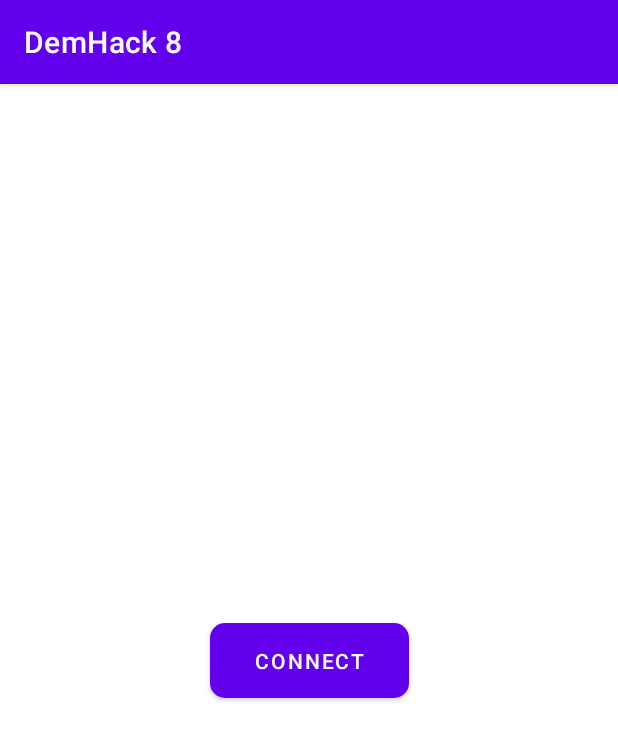
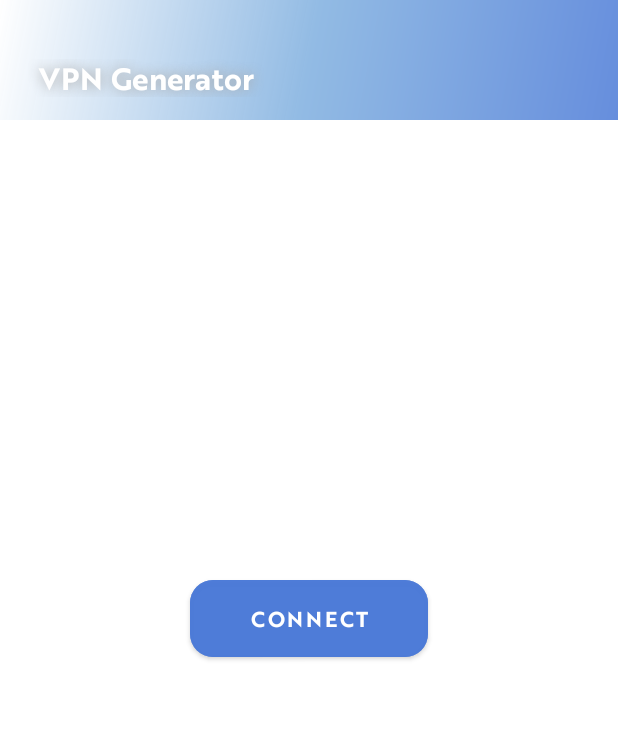
Before and after one commit to Anton2319/DemHack8, an Android app: the screen it shows after launch (MainActivity), after a tap on "CONNECT", on a phone screen of 412 x 824 dp. Shown: the top 740 px of the screen. Run offline under Robolectric (Android 15) with nearby library versions, the phone set to English and light mode, and no system bars; libraries missing offline, so code that uses them is left out: com.wireguard.android, com.wireguard.config; 3 statements that could not run were skipped.

```diff
--- a/app/build.gradle.kts
+++ b/app/build.gradle.kts
@@ -42,6 +42,7 @@ dependencies {
     implementation(libs.activity)
     implementation(libs.constraintlayout)
     // TODO: use absolute path
+    implementation("com.wireguard.android:tunnel:1.0.20230427")
     implementation(files("/Users/anton/AndroidStudioProjects/DemHack8/app/libs/tun2socks.aar"))
     implementation(libs.preference)
     testImplementation(libs.junit)
--- a/app/src/main/java/ru/anton2319/demhack8/MainActivity.java
+++ b/app/src/main/java/ru/anton2319/demhack8/MainActivity.java
@@ -1,6 +1,7 @@
 package ru.anton2319.demhack8;
 
 import android.os.Bundle;
+import android.view.Menu;
 import android.view.View;
 import android.widget.Button;
 
--- a/app/src/main/java/ru/anton2319/demhack8/MainActivityViewModel.java
+++ b/app/src/main/java/ru/anton2319/demhack8/MainActivityViewModel.java
@@ -1,26 +1,38 @@
 package ru.anton2319.demhack8;
 
-import static androidx.core.app.ActivityCompat.startActivityForResult;
+import static com.wireguard.android.backend.Tunnel.State.UP;
 
 import android.app.Activity;
 import android.content.Intent;
+import android.graphics.Insets;
 import android.net.VpnService;
 import android.util.Log;
 import android.view.View;
+import android.view.WindowInsets;
 
 import androidx.lifecycle.MutableLiveData;
 import androidx.lifecycle.ViewModel;
 
+import com.wireguard.android.backend.Backend;
+
+import ru.anton2319.demhack8.data.singleton.PersistentConnectionProperties;
 import ru.anton2319.demhack8.data.singleton.SocksPersistent;
 import ru.anton2319.demhack8.services.SocksProxyService;
+import ru.anton2319.demhack8.services.wireguard.WgController;
+import ru.anton2319.demhack8.services.wireguard.WgTunnel;
+import ru.anton2319.demhack8.utils.HttpsConnectivityChecker;
 
 public class MainActivityViewModel extends ViewModel {
+    boolean wireguardIsUp = false;
     String TAG = "MainActivityViewModel";
+
+    WgController wgController;
 
     private final MutableLiveData<String> connectionButtonText = new MutableLiveData<>();
 
     public MainActivityViewModel(MainActivity mainActivity) {
         connectionButtonText.setValue("connect");
+        wgController  = new WgController(mainActivity);
         //noinspection Convert2Lambda
         mainActivity.connectButton = mainActivity.findViewById(R.id.connect_button);
         mainActivity.connectButton.setOnClickListener(new View.OnClickListener() {
@@ -29,11 +41,15 @@ public class MainActivityViewModel extends ViewModel {
                 toggleVpn(mainActivity);
             }
         });
+
         Log.d(TAG, "ViewModel has initialized successfully!");
     }
 
     private void toggleVpn(Activity activity) {
-        if(SocksPersistent.getInstance().getVpnThread() == null || !SocksPersistent.getInstance().getVpnThread().isAlive()) {
+        if(!getState()) {
+            PersistentConnectionProperties.getInstance().setAutoProtocolThread(new Thread(new Runnable() {
+                @Override
+                public void run() {
                     Log.d(TAG, "Preparing VpnService");
                     Intent intentPrepare = VpnService.prepare(activity);
                     if (intentPrepare != null) {
@@ -41,16 +57,117 @@ public class MainActivityViewModel extends ViewModel {
                         activity.startActivityForResult(intentPrepare, 0);
                         return;
                     }
+                    try {
+                        Log.d(TAG, "Toggling on");
+                        if (PersistentConnectionProperties.getInstance().getWireGuardInitiationThread() != null) {
+                            PersistentConnectionProperties.getInstance().getWireGuardInitiationThread().interrupt();
+                        }
+                        wgController.connect("REDACTED:40000", "OGldQ4F+94FX2XAUfZb6hx30U3/aeZ8Xn6V07Egw/3M=", "172.16.0.2", false, false);
+                        waitForWireguard(10000);
+                        if (!wireguardIsUp) {
+                            Log.d(TAG, "WireGuard failure, falling back to Shadowsocks");
+                            wgController.shutdown();
+                        }
+                        if (Thread.interrupted()) {
+                            return;
+                        }
+                        boolean connectivityCheckSuccessful = false;
+                        if (wireguardIsUp) {
+                            connectivityCheckSuccessful = new HttpsConnectivityChecker(PersistentConnectionProperties.getInstance().getAutoProtocolThread()).sendRequestAndCheckResponseWithRetries();
+                        }
+                        if (Thread.interrupted()) {
+                            wgController.shutdown();
+                            return;
+                        }
+                        if (!connectivityCheckSuccessful) {
                             SocksPersistent.getInstance().setVpnIntent(new Intent(activity, SocksProxyService.class));
                             activity.startService(SocksPersistent.getInstance().getVpnIntent());
-            Log.d(TAG, "Toggled on");
+                        }
+                    }
+                    catch (Exception e) {
+                        e.printStackTrace();
+                    }
+                }
+            }));
+            PersistentConnectionProperties.getInstance().getAutoProtocolThread().start();
         }
         else {
             Log.d(TAG, "Toggled off");
-            Thread vpnThread = SocksPersistent.getInstance().getVpnThread();
+            Thread autoProtocolThread = PersistentConnectionProperties.getInstance().getAutoProtocolThread();
+            if(autoProtocolThread != null) {
+                autoProtocolThread.interrupt();
+            }
+            Thread wireGuardThread = PersistentConnectionProperties.getInstance().getWireGuardInitiationThread();
+            if(wireGuardThread != null) {
+                wireGuardThread.interrupt();
+            }
+            wgController.shutdown();
+            Thread vpnThread = PersistentConnectionProperties.getInstance().getVpnThread();
             if(vpnThread != null) {
                 vpnThread.interrupt();
             }
         }
     }
+
+    public void waitForWireguard(long timeout) throws InterruptedException {
+        Thread thread = new Thread() {
+            @Override
+            public void run() {
+                while (!Thread.interrupted()) {
+                    boolean wireguardIsReady = checkForWg();
+                    if (wireguardIsReady) {
+                        wireguardIsUp = true;
+                        break;
                     }
+                    try {
+                        sleep(200);
+                    } catch (InterruptedException e) {
+                    }
+                }
+            }
+        };
+        thread.start();
+        thread.join(timeout);
+    }
+
+    private boolean checkForWg() {
+        if (PersistentConnectionProperties.getInstance().getBackend() != null && PersistentConnectionProperties.getInstance().getTunnel() != null) {
+            Backend backend = PersistentConnectionProperties.getInstance().getBackend();
+            WgTunnel tunnel = PersistentConnectionProperties.getInstance().getTunnel();
+            try {
+                if (backend.getState(tunnel) == UP) {
+                    // wireguard initial welcome message has a length of 92 bytes
+                    if (backend.getStatistics(tunnel).totalRx() > 92) {
+                        return true;
+                    } else {
+                        return false;
+                    }
+                } else {
+                    return false;
+                }
+            } catch (Exception e) {
+                return false;
+            }
+        } else {
+            return false;
+        }
+    }
+
+    public static boolean getState() {
+        try {
+            Thread autoProtocolThread = PersistentConnectionProperties.getInstance().getAutoProtocolThread();
+            if (autoProtocolThread != null) {
+                if (autoProtocolThread.isAlive()) {
+                    return false;
+                }
+            }
+            if (PersistentConnectionProperties.getInstance().getBackend().getState(PersistentConnectionProperties.getInstance().getTunnel()) == UP || SocksPersistent.getInstance().getVpnThread().isAlive()) {
+                return true;
+            } else {
+                return false;
+            }
+        } catch (Exception e) {
+            return false;
+        }
+    }
+}
--- /dev/null
+++ b/app/src/main/java/ru/anton2319/demhack8/data/singleton/PersistentConnectionProperties.java
@@ -0,0 +1,109 @@
+package ru.anton2319.demhack8.data.singleton;
+
+import android.content.Intent;
+import android.util.Log;
+
+import com.wireguard.android.backend.GoBackend;
+
+import ru.anton2319.demhack8.services.wireguard.WgTunnel;
+
+public class PersistentConnectionProperties {
+    private static PersistentConnectionProperties mInstance= null;
+
+    private WgTunnel tunnel;
+    private GoBackend backend;
+
+    private Thread vpnThread;
+
+    private Intent vpnIntent;
+
+    private Intent sshIntent;
+    private String ip;
+    private String token;
+    private String apiAddress;
+    private String serverName = null;
+    private String mainApi = null;
+    private Boolean ignore_https;
+
+    private Thread autoProtocolThread;
+    private Thread wireGuardInitiationThread;
+
+    private int CONNECTION_TIMEOUT_SECONDS = 15;
+
+    public WgTunnel getTunnel() {
+        try {
+            tunnel.getName();
+        }
+        catch (NullPointerException e) {
+            tunnel = new WgTunnel();
+        }
+        return tunnel;
+    }
+
+    public GoBackend getBackend() {
+        return backend;
+    }
+
+    public void setBackend(GoBackend backend) {
+        this.backend = backend;
+    }
+
+    public String getIp() {
+        return ip;
+    }
+
+    public void setIp(String ip) {
+        this.ip = ip;
+    }
+
+    public String getToken() {
+        return token;
+    }
+
+    public void setVpnThread(Thread vpnThread) {
+        this.vpnThread = vpnThread;
+    }
+
+    public Thread getVpnThread() {
+        return vpnThread;
+    }
+
+    public void setToken(String token) {
+        this.token = token;
+    }
+
+    public int getCONNECTION_TIMEOUT_SECONDS() {
+        return CONNECTION_TIMEOUT_SECONDS;
+    }
+
+    public void setCONNECTION_TIMEOUT_SECONDS(int CONNECTION_TIMEOUT_SECONDS) {
+        this.CONNECTION_TIMEOUT_SECONDS = CONNECTION_TIMEOUT_SECONDS;
+    }
+
+    public Thread getAutoProtocolThread() {
+        return autoProtocolThread;
+    }
+
+    public void setAutoProtocolThread(Thread autoProtocolThread) {
+        if(autoProtocolThread != null) {
+            this.autoProtocolThread = autoProtocolThread;
+        }
+    }
+
+    public Thread getWireGuardInitiationThread() {
+        return wireGuardInitiationThread;
+    }
+
+    public void setWireGuardInitiationThread(Thread wireGuardInitiationThread) {
+        this.wireGuardInitiationThread = wireGuardInitiationThread;
+    }
+
+    protected PersistentConnectionProperties(){}
+
+    public static synchronized PersistentConnectionProperties getInstance() {
+        if(null == mInstance){
+            mInstance = new PersistentConnectionProperties();
+        }
+        return mInstance;
+    }
+}
--- a/app/src/main/java/ru/anton2319/demhack8/data/singleton/SocksPersistent.java
+++ b/app/src/main/java/ru/anton2319/demhack8/data/singleton/SocksPersistent.java
@@ -7,9 +7,9 @@ public class SocksPersistent {
     private static volatile SocksPersistent instance = null;
     private static final Object lock = new Object();
 
-    private Intent vpnIntent;
+    private Thread vpnThread;
 
-    private Thread vpnThread;
+    Intent vpnIntent;
 
     ParcelFileDescriptor vpnInterface;
 
--- /dev/null
+++ b/app/src/main/java/ru/anton2319/demhack8/services/wireguard/WgController.java
@@ -0,0 +1,96 @@
+package ru.anton2319.demhack8.services.wireguard;
+
+import static com.wireguard.android.backend.Tunnel.State.DOWN;
+
+import android.content.Context;
+import android.util.Log;
+
+import androidx.annotation.NonNull;
+
+import com.wireguard.android.backend.GoBackend;
+import com.wireguard.android.backend.Tunnel;
+import com.wireguard.config.Interface;
+import com.wireguard.config.Peer;
+
+import ru.anton2319.demhack8.data.singleton.PersistentConnectionProperties;
+
+/**
+ * Manages WireGuard connectivity. Encapsulates VPN backend and address management logic
+ */
+public class WgController {
+    protected static final String TAG = "WgController";
+    private final Context context;
+    protected final Tunnel tunnel;
+    protected final Interface.Builder interfaceBuilder = new Interface.Builder();
+    protected final Peer.Builder peerBuilder = new Peer.Builder();
+    protected GoBackend backend;
+    protected ru.anton2319.demhack8.utils.CompletionHandler completionHandler;
+
+    public WgController(Context context) {
+        this.context = context;
+        try {
+            backend = PersistentConnectionProperties.getInstance().getBackend();
+            backend.getRunningTunnelNames();
+        } catch (NullPointerException e) {
+            // backend cannot be created without context
+            PersistentConnectionProperties.getInstance().setBackend(new GoBackend(context));
+            backend = PersistentConnectionProperties.getInstance().getBackend();
+            Log.d(TAG, "New GoBackend initialized");
+        }
+        tunnel = PersistentConnectionProperties.getInstance().getTunnel();
+    }
+
+    /**
+     * Sets a {@link ru.anton2319.demhack8.utils.CompletionHandler} that will be executed after a successful configuration setup or an error
+     * @param completionHandler
+     */
+    public void setCompletionHandler(ru.anton2319.demhack8.utils.CompletionHandler completionHandler) {
+        this.completionHandler = completionHandler;
+    }
+
+    /**
+     * Connects to a specified WireGuard server
+     *
+     * @param connectionAddress The IP and port in format of "127.0.0.1:51820"
+     * @param ip                Internal IP for your WireGuard connection like "10.0.0.6"
+     * @param privateKey        WireGuard privatekey encoded in base64. Must end with an "=" sign
+     * @param LANsharing        Whether you want to lan share (use virtual private network) or just proxy the traffic
+     * @param synchronize       Whether you want this call to be blocking or not
+     */
+    public void connect(String connectionAddress, String privateKey, String ip, boolean LANsharing, boolean synchronize) throws InterruptedException {
+        Thread connectThread = new Thread(new ConnectRunnable(context, connectionAddress, privateKey, ip, LANsharing));
+        connectThread.setUncaughtExceptionHandler(new Thread.UncaughtExceptionHandler() {
+            @Override
+            public void uncaughtException(@NonNull Thread t, @NonNull Throwable e) {
+                if(completionHandler != null) {
+                    completionHandler.handle(e);
+                }
+            }
+        });
+        connectThread.start();
+        PersistentConnectionProperties.getInstance().setWireGuardInitiationThread(connectThread);
+        if(synchronize) {
+            connectThread.join();
+        }
+    }
+
+    public void shutdown() {
+        try {
+            Log.d(TAG, "Terminating connection");
+            // dummy config here, we're not starting, but shutting down the connection
+            PersistentConnectionProperties.getInstance().getWireGuardInitiationThread().interrupt();
+            backend.setState(tunnel, DOWN, null);
+        } catch (Exception e) {
+            e.printStackTrace();
+        }
+    }
+
+    public Tunnel.State getState() {
+        if (backend != null && tunnel != null) {
+            return backend.getState(tunnel);
+        }
+        else {
+            return DOWN;
+        }
+    }
+}
--- /dev/null
+++ b/app/src/main/java/ru/anton2319/demhack8/utils/CompletionHandler.java
@@ -0,0 +1,25 @@
+package ru.anton2319.demhack8.utils;
+
+public interface CompletionHandler {
+    /**
+     * All went fine
+     */
+    public void handle();
+    /**
+     * All went fine, but you want to provide a description or a warning message
+     * @param message
+     */
+    public void handle(String message);
+
+    /**
+     * Handle the exception that might have occurred during the execution
+     * @param exception
+     */
+    public void handle(Exception exception);
+
+    /**
+     * Throwable error handler overload
+     * @param throwable
+     */
+    public void handle(Throwable throwable);
+}
--- /dev/null
+++ b/app/src/main/res/drawable/gradient.xml
@@ -0,0 +1,12 @@
+<?xml version="1.0" encoding="utf-8"?>
+<shape xmlns:android="http://schemas.android.com/apk/res/android"
+    android:shape="rectangle">
+    <gradient
+        android:type="linear"
+        android:gradientRadius="160dp"
+        android:startColor="#FFFFFFFF"
+        android:centerColor="#D97FAFDF"
+        android:endColor="#D94B7AD7"
+        android:angle="315"
+        android:useLevel="false"/>
+</shape>
--- a/app/src/main/res/layout/activity_main.xml
+++ b/app/src/main/res/layout/activity_main.xml
@@ -7,14 +7,49 @@
     android:layout_height="match_parent"
     tools:context=".MainActivity">
 
+
+    <androidx.constraintlayout.widget.ConstraintLayout
+        android:background="@drawable/gradient"
+        android:id="@+id/top_bar"
+        android:layout_width="match_parent"
+        android:layout_height="wrap_content"
+        android:paddingVertical="15dp"
+        app:layout_constraintTop_toTopOf="parent">
+
+        <TextView
+            android:id="@+id/logo_text"
+            android:layout_width="wrap_content"
+            android:layout_height="25dp"
+            android:layout_marginStart="10dp"
+            android:layout_marginTop="@*android:dimen/status_bar_height"
+            android:shadowColor="@android:color/darker_gray"
+            android:shadowDx="0"
+            android:shadowRadius="10"
+            android:fontFamily="@font/brother1816_bold"
+            android:gravity="center|bottom"
+            android:includeFontPadding="false"
+            android:paddingStart="15dp"
+            android:paddingEnd="15dp"
+            android:text="VPN Generator"
+            android:textAlignment="center"
+            android:textColor="@color/white"
+            android:textColorHighlight="@color/teal_200"
+            android:textSize="20sp"
+            app:layout_constraintStart_toStartOf="parent"
+            app:layout_constraintTop_toTopOf="parent" />
+    </androidx.constraintlayout.widget.ConstraintLayout>
+
     <Button
         android:id="@+id/connect_button"
         android:layout_width="wrap_content"
         android:layout_height="wrap_content"
+        android:backgroundTint="#D94B7AD7"
+        android:paddingHorizontal="40dp"
+        android:paddingVertical="15dp"
         android:text="connect"
-        app:cornerRadius="10dp"
-        android:paddingVertical="15dp"
-        android:paddingHorizontal="30dp"
+        android:textSize="14sp"
+        app:cornerRadius="15dp"
+        app:fontFamily="@font/brother1816_bold"
         app:layout_constraintBottom_toBottomOf="parent"
         app:layout_constraintEnd_toEndOf="parent"
         app:layout_constraintStart_toStartOf="parent"
--- a/app/src/main/res/values-night/themes.xml
+++ b/app/src/main/res/values-night/themes.xml
@@ -1,6 +1,6 @@
 <resources xmlns:tools="http://schemas.android.com/tools">
     <!-- Base application theme. -->
-    <style name="Theme.DemHack8" parent="Theme.MaterialComponents.DayNight.DarkActionBar">
+    <style name="Theme.DemHack8" parent="Theme.MaterialComponents.DayNight.NoActionBar">
         <!-- Primary brand color. -->
         <item name="colorPrimary">@color/purple_200</item>
         <item name="colorPrimaryVariant">@color/purple_700</item>
@@ -12,5 +12,6 @@
         <!-- Status bar color. -->
         <item name="android:statusBarColor">?attr/colorPrimaryVariant</item>
         <!-- Customize your theme here. -->
+        <item name="android:windowTranslucentStatus">true</item>
     </style>
 </resources>
--- a/app/src/main/res/values/strings.xml
+++ b/app/src/main/res/values/strings.xml
@@ -1,3 +1,4 @@
 <resources>
     <string name="app_name">DemHack 8</string>
+    <string name="vpn_generator">VPN Generator</string>
 </resources>
--- a/app/src/main/res/values/themes.xml
+++ b/app/src/main/res/values/themes.xml
@@ -1,6 +1,6 @@
 <resources xmlns:tools="http://schemas.android.com/tools">
     <!-- Base application theme. -->
-    <style name="Theme.DemHack8" parent="Theme.MaterialComponents.DayNight.DarkActionBar">
+    <style name="Theme.DemHack8" parent="Theme.MaterialComponents.DayNight.NoActionBar">
         <!-- Primary brand color. -->
         <item name="colorPrimary">@color/purple_500</item>
         <item name="colorPrimaryVariant">@color/purple_700</item>
@@ -10,7 +10,8 @@
         <item name="colorSecondaryVariant">@color/teal_700</item>
         <item name="colorOnSecondary">@color/black</item>
         <!-- Status bar color. -->
-        <item name="android:statusBarColor">?attr/colorPrimaryVariant</item>
+        <item name="android:statusBarColor">#00FFFFFF</item>
         <!-- Customize your theme here. -->
+        <item name="android:windowTranslucentStatus">true</item>
     </style>
 </resources>
```
Also changed, not shown: app/src/main/java/ru/anton2319/demhack8/services/SocksProxyService.java (+5 -3 lines), app/src/main/java/ru/anton2319/demhack8/services/wireguard/ConnectRunnable.java (added, +93 -0 lines), app/src/main/java/ru/anton2319/demhack8/services/wireguard/WgTunnel.java (added, +20 -0 lines), app/src/main/java/ru/anton2319/demhack8/utils/HttpsConnectivityChecker.java (added, +54 -0 lines), app/src/main/java/ru/anton2319/demhack8/utils/SimplifiedCompletionHandler.java (added, +21 -0 lines), app/src/main/res/layout/gradient_layout.xml (added, +19 -0 lines), app/src/main/res/font/brother1816_bold.ttf (added), app/src/main/res/font/brother1816_regular.ttf (added). Lines whose indentation alone changed are shown as unchanged.
